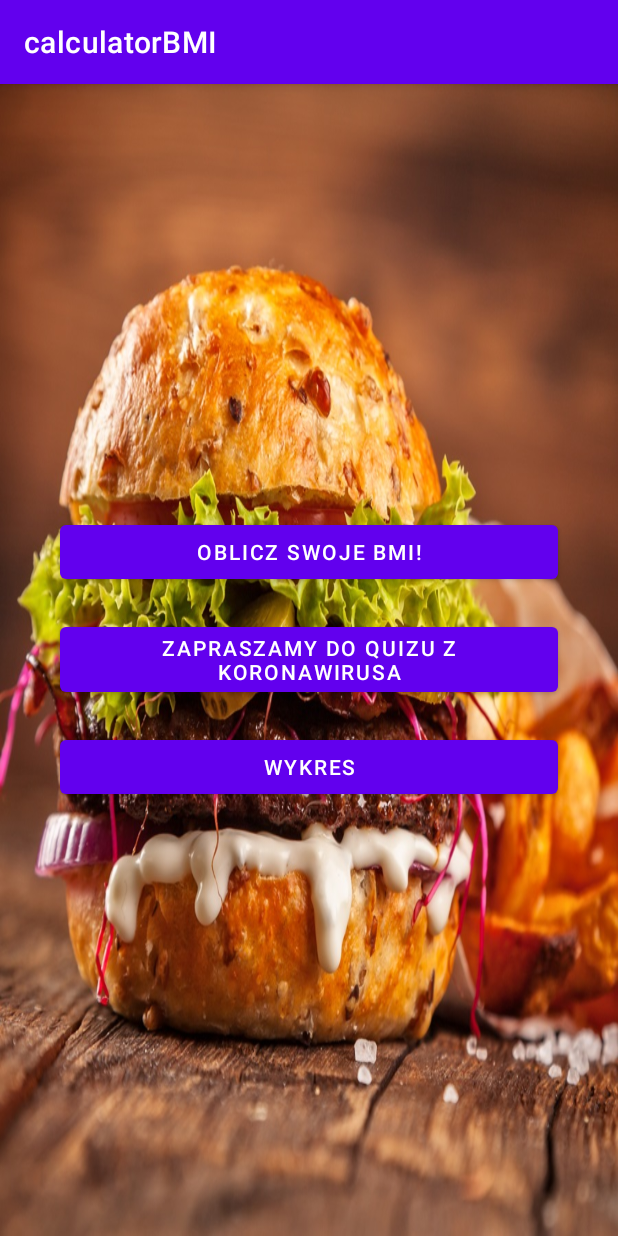
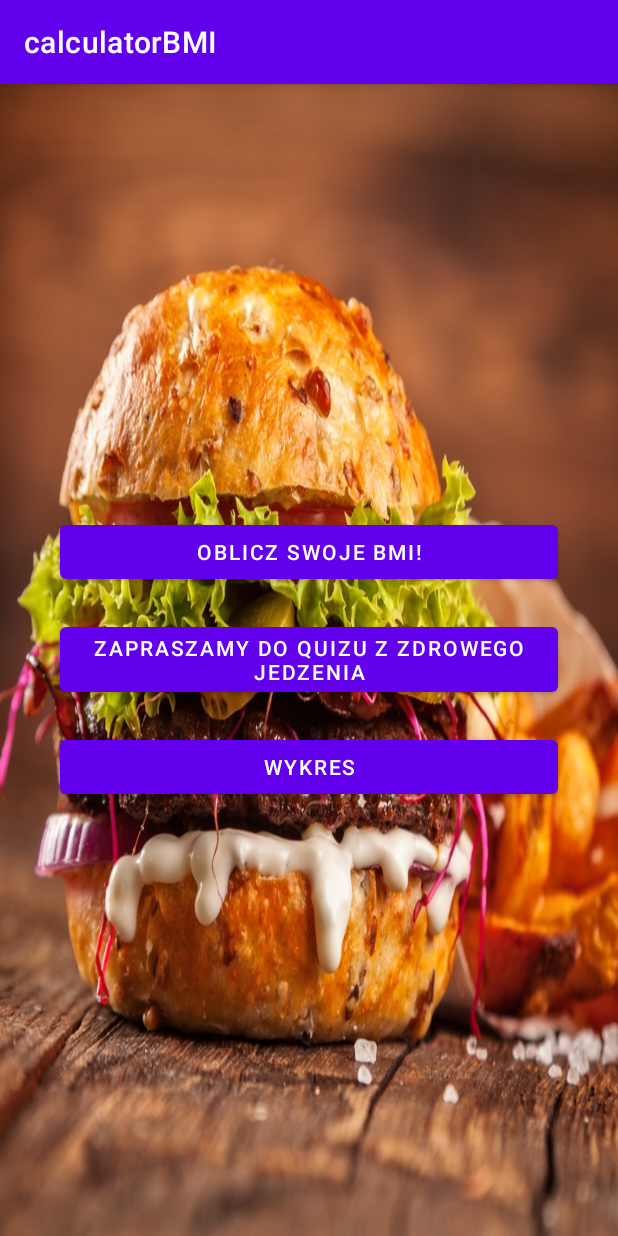
Before and after one commit to wszwszwsz/Pamo2022, an Android app: the screen it shows after launch (MainActivity), on a phone screen of 412 x 824 dp. Run offline under Robolectric (Android 15) with nearby library versions, the phone set to English and light mode, and no system bars.

Commit message:
Add Quiz and Graph2

```diff
--- a/app/src/main/res/layout/activity_main.xml
+++ b/app/src/main/res/layout/activity_main.xml
@@ -24,7 +24,7 @@
         android:layout_height="wrap_content"
         android:layout_marginHorizontal="40dp"
         android:layout_marginVertical="10dp"
-        android:text="Zapraszamy do quizu z koronawirusa"
+        android:text="Zapraszamy do quizu z zdrowego jedzenia"
         />
     <Button
         android:id="@+id/graphs"
```
